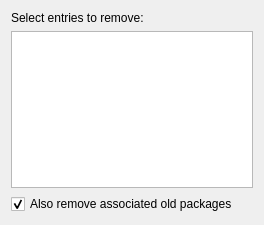
The window that ui/removeDlg.ui (KDE/kcm-grub2) describes before a commit, drawn with Qt 5.
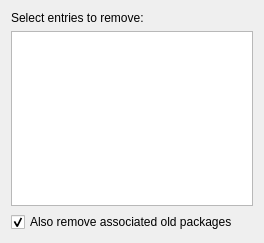
The same window after the commit. Custom widgets are drawn as their Qt base class.

What changed in the file:
```diff
--- a/ui/removeDlg.ui
+++ b/ui/removeDlg.ui
@@ -7,21 +7,33 @@
     <x>0</x>
     <y>0</y>
     <width>264</width>
-    <height>225</height>
+    <height>243</height>
    </rect>
   </property>
-  <layout class="QVBoxLayout" name="verticalLayout">
-   <item>
+  <layout class="QGridLayout" name="gridLayout">
+   <item row="0" column="0">
     <widget class="QLabel" name="label">
      <property name="text">
       <string comment="@label:listbox">Select entries to remove:</string>
      </property>
     </widget>
    </item>
-   <item>
-    <widget class="KListWidget" name="klistwidget"/>
+   <item row="1" column="0">
+    <widget class="QTreeWidget" name="treeWidget">
+     <property name="uniformRowHeights">
+      <bool>true</bool>
+     </property>
+     <attribute name="headerVisible">
+      <bool>false</bool>
+     </attribute>
+     <column>
+      <property name="text">
+       <string notr="true">1</string>
+      </property>
+     </column>
+    </widget>
    </item>
-   <item>
+   <item row="2" column="0">
     <widget class="QCheckBox" name="checkBox_headers">
      <property name="toolTip">
       <string comment="@info:tooltip">Remove associated kernel header files.</string>
@@ -36,13 +48,6 @@
    </item>
   </layout>
  </widget>
- <customwidgets>
-  <customwidget>
-   <class>KListWidget</class>
-   <extends>QListWidget</extends>
-   <header>klistwidget.h</header>
-  </customwidget>
- </customwidgets>
  <resources/>
  <connections/>
 </ui>
```
